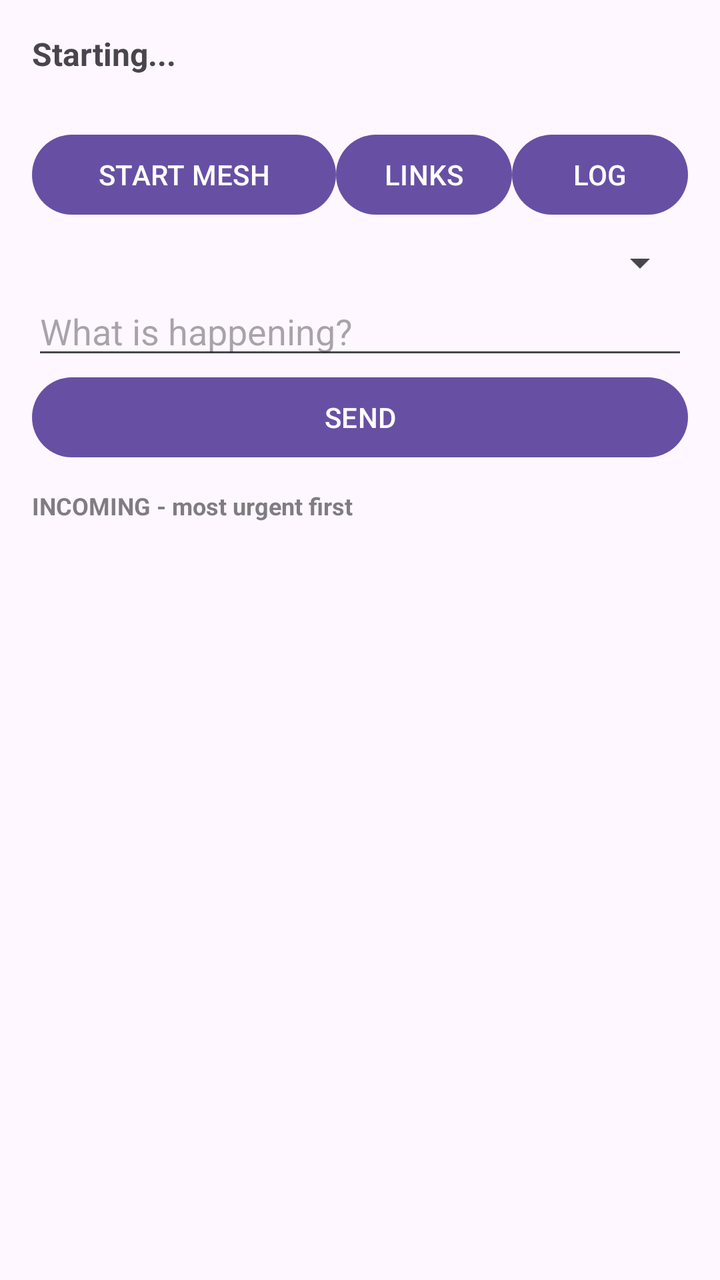
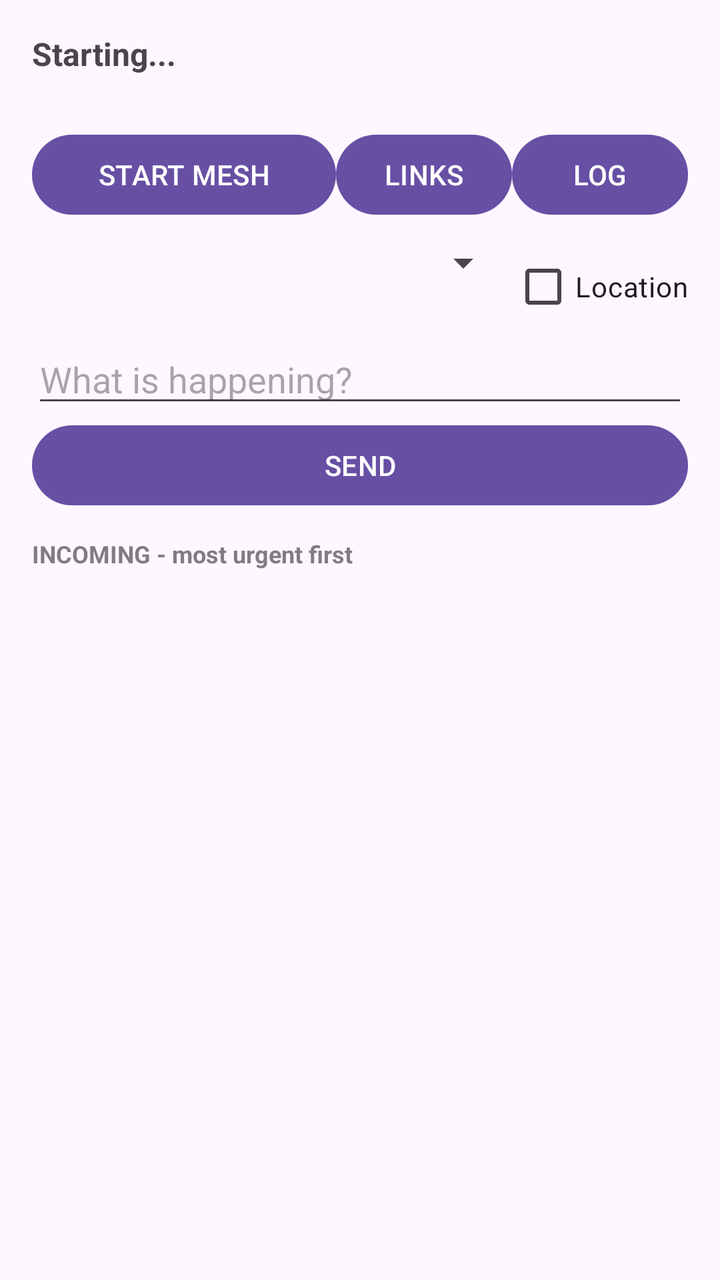

Screens rendered from an Android XML layout before and after an edit, with the pre-edit source and the edit as a unified diff.
<!-- AndroidManifest.xml: application theme Theme.MeshRelay -->
<!-- res/layout/activity_main.xml -->
<?xml version="1.0" encoding="utf-8"?>
<LinearLayout xmlns:android="http://schemas.android.com/apk/res/android"
    android:id="@+id/main"
    android:layout_width="match_parent"
    android:layout_height="match_parent"
    android:orientation="vertical"
    android:fitsSystemWindows="true"
    android:padding="16dp">

    <TextView
        android:id="@+id/tvName"
        android:layout_width="match_parent"
        android:layout_height="wrap_content"
        android:text="Starting..."
        android:textSize="16sp"
        android:textStyle="bold" />

    
    <TextView
        android:id="@+id/tvStats"
        android:layout_width="match_parent"
        android:layout_height="wrap_content"
        android:textSize="13sp"
        android:fontFamily="monospace"
        android:paddingBottom="8dp" />

    <LinearLayout
        android:layout_width="match_parent"
        android:layout_height="wrap_content"
        android:orientation="horizontal">

        <Button
            android:id="@+id/btnStart"
            android:layout_width="0dp"
            android:layout_weight="1"
            android:layout_height="wrap_content"
            android:text="START MESH" />

        <Button
            android:id="@+id/btnTopology"
            android:layout_width="wrap_content"
            android:layout_height="wrap_content"
            android:text="LINKS" />

        
        <Button
            android:id="@+id/btnView"
            android:layout_width="wrap_content"
            android:layout_height="wrap_content"
            android:text="LOG" />
    </LinearLayout>

    <Spinner
        android:id="@+id/spType"
        android:layout_width="match_parent"
        android:layout_height="wrap_content"
        android:layout_marginTop="8dp" />

    <EditText
        android:id="@+id/etMessage"
        android:layout_width="match_parent"
        android:layout_height="wrap_content"
        android:hint="What is happening?"
        android:inputType="text"
        android:maxLength="180" />

    <Button
        android:id="@+id/btnSend"
        android:layout_width="match_parent"
        android:layout_height="wrap_content"
        android:text="SEND" />

    <TextView
        android:id="@+id/tvPaneTitle"
        android:layout_width="match_parent"
        android:layout_height="wrap_content"
        android:layout_marginTop="12dp"
        android:textStyle="bold"
        android:textSize="12sp"
        android:alpha="0.7"
        android:text="INCOMING - most urgent first" />

    
    <androidx.recyclerview.widget.RecyclerView
        android:id="@+id/rvInbox"
        android:layout_width="match_parent"
        android:layout_height="0dp"
        android:layout_weight="1" />

    <ScrollView
        android:id="@+id/svLog"
        android:layout_width="match_parent"
        android:layout_height="0dp"
        android:layout_weight="1"
        android:visibility="gone">

        <TextView
            android:id="@+id/tvLog"
            android:layout_width="match_parent"
            android:layout_height="wrap_content"
            android:textSize="12sp"
            android:fontFamily="monospace"
            android:textIsSelectable="true" />
    </ScrollView>

</LinearLayout>
<!-- resources referenced by this layout -->
<resources>
  <style name="Theme.MeshRelay" parent="Base.Theme.MeshRelay" />
  <style name="Base.Theme.MeshRelay" parent="Theme.Material3.DayNight.NoActionBar">
          
          
      </style>
</resources>

<!-- the commit's change to res/layout/activity_main.xml (unified diff, before → after) -->
@@ -50,11 +50,25 @@
             android:text="LOG" />
     </LinearLayout>
 
-    <Spinner
-        android:id="@+id/spType"
+    <LinearLayout
         android:layout_width="match_parent"
         android:layout_height="wrap_content"
-        android:layout_marginTop="8dp" />
+        android:layout_marginTop="8dp"
+        android:orientation="horizontal">
+
+        <Spinner
+            android:id="@+id/spType"
+            android:layout_width="0dp"
+            android:layout_weight="1"
+            android:layout_height="wrap_content" />
+
+        
+        <CheckBox
+            android:id="@+id/chkLoc"
+            android:layout_width="wrap_content"
+            android:layout_height="wrap_content"
+            android:text="Location" />
+    </LinearLayout>
 
     <EditText
         android:id="@+id/etMessage"
@@ -87,6 +101,13 @@
         android:layout_height="0dp"
         android:layout_weight="1" />
 
+    <com.example.meshrelay.ReportMapView
+        android:id="@+id/mapView"
+        android:layout_width="match_parent"
+        android:layout_height="0dp"
+        android:layout_weight="1"
+        android:visibility="gone" />
+
     <ScrollView
         android:id="@+id/svLog"
         android:layout_width="match_parent"
